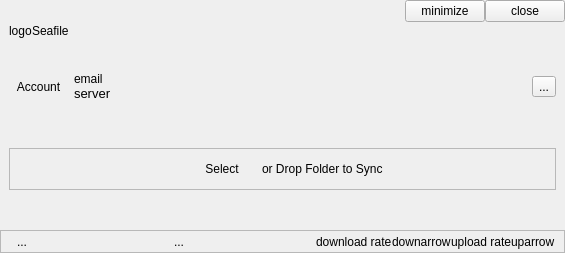
Before: the Qt Designer form ui/cloud-view.ui in haiwen/seafile-client, drawn with Qt 5.
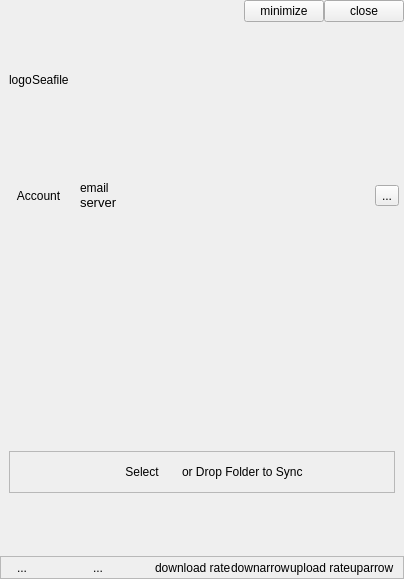
After: the same form once the commit is applied.

Commit message: [mac] Improve ui for mac style

Patch:
```diff
--- a/ui/cloud-view.ui
+++ b/ui/cloud-view.ui
@@ -6,8 +6,8 @@
    <rect>
     <x>0</x>
     <y>0</y>
-    <width>565</width>
-    <height>253</height>
+    <width>404</width>
+    <height>579</height>
    </rect>
   </property>
   <property name="windowTitle">
@@ -104,15 +104,13 @@
     </widget>
    </item>
    <item>
+    <widget class="QWidget" name="mAccountWrapper" native="true">
     <layout class="QHBoxLayout" name="horizontalLayout">
-     <property name="leftMargin">
-      <number>9</number>
+      <property name="topMargin">
+       <number>12</number>
      </property>
      <property name="rightMargin">
-      <number>9</number>
-     </property>
-     <property name="bottomMargin">
-      <number>6</number>
+       <number>5</number>
      </property>
      <item>
       <widget class="QToolButton" name="mAccountBtn">
@@ -177,6 +175,11 @@
       </widget>
      </item>
     </layout>
+     <zorder>mSeahubMessagesBtn</zorder>
+     <zorder>mAccountBtn</zorder>
+     <zorder></zorder>
+     <zorder>horizontalSpacer_4</zorder>
+    </widget>
    </item>
    <item>
     <widget class="QStackedWidget" name="mStack">
```
Left out of the diff: 4 changed lines with no effect on the pictures. Lines whose indentation alone changed are shown as unchanged. The commit also changes 4 other files.
